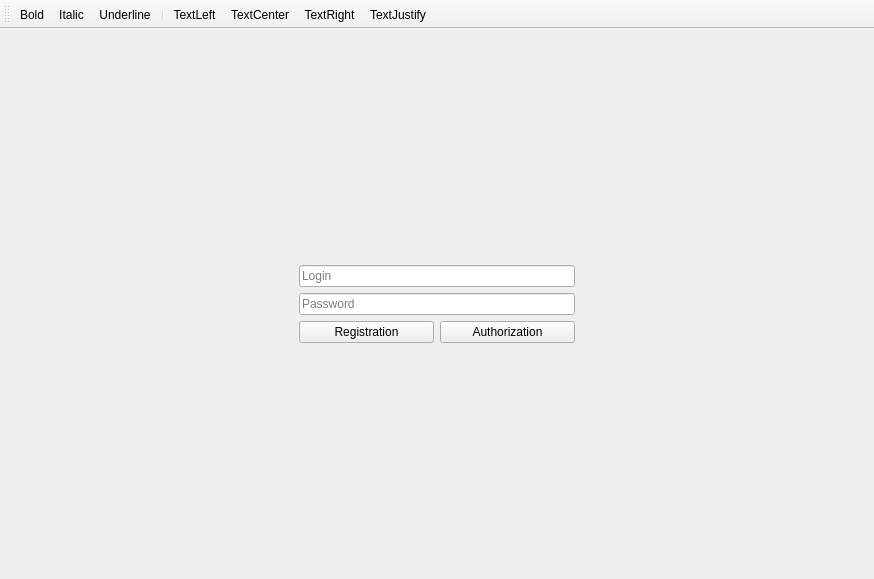
This is PrivateDiary-Qt/PrivateDiary/mainwindow.ui in gituser9/Private-Diary as Qt 5 draws it before an edit. The edited form follows.
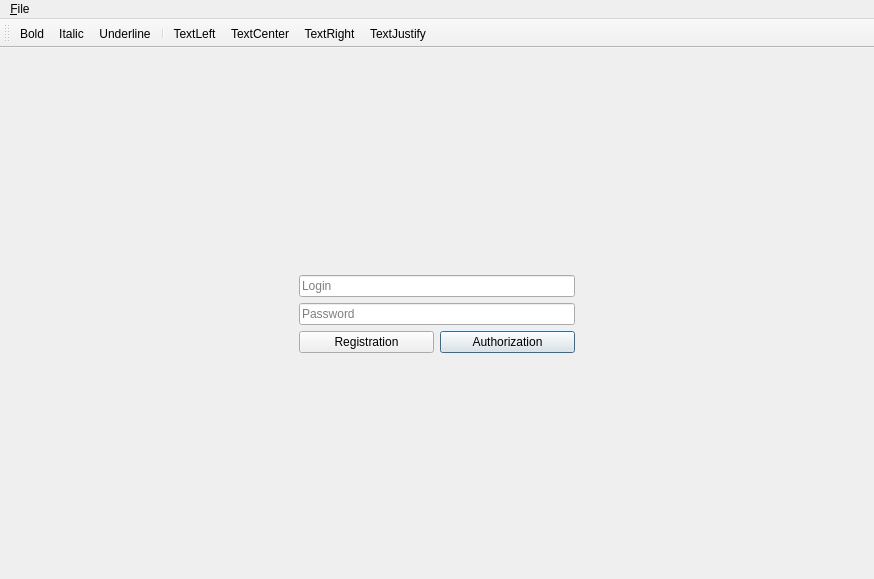
This is the edited form. Icons and pictures are not drawn.

The edit to the form file:
```diff
--- a/PrivateDiary-Qt/PrivateDiary/mainwindow.ui
+++ b/PrivateDiary-Qt/PrivateDiary/mainwindow.ui
@@ -17,6 +17,9 @@
    <layout class="QGridLayout" name="gridLayout_3">
     <item row="0" column="0">
      <widget class="QStackedWidget" name="stackedWidget">
+      <property name="enabled">
+       <bool>true</bool>
+      </property>
       <widget class="QWidget" name="page">
        <layout class="QGridLayout" name="gridLayout">
         <item row="0" column="0">
@@ -84,6 +87,12 @@
                 <property name="text">
                  <string>Authorization</string>
                 </property>
+                <property name="autoDefault">
+                 <bool>true</bool>
+                </property>
+                <property name="default">
+                 <bool>true</bool>
+                </property>
                </widget>
               </item>
              </layout>
@@ -192,9 +201,20 @@
      <x>0</x>
      <y>0</y>
      <width>874</width>
-     <height>22</height>
+     <height>30</height>
     </rect>
    </property>
+   <widget class="QMenu" name="menuFIle">
+    <property name="title">
+     <string>&amp;File</string>
+    </property>
+    <addaction name="actionSettings"/>
+    <addaction name="actionDownload_Database"/>
+    <addaction name="actionUpload_Database"/>
+    <addaction name="separator"/>
+    <addaction name="actionLogout"/>
+   </widget>
+   <addaction name="menuFIle"/>
   </widget>
   <widget class="QToolBar" name="mainToolBar">
    <attribute name="toolBarArea">
```
Left out of the diff: 33 changed lines with no effect on the pictures.
